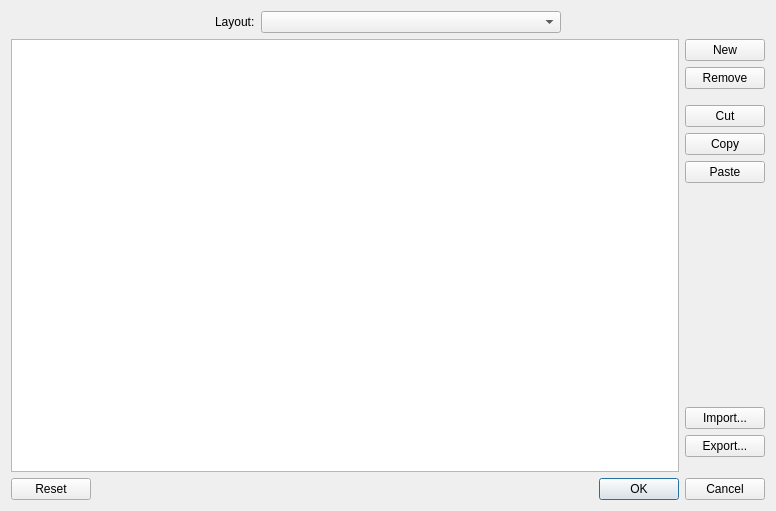
Above: app/settings/viewsdialog/viewsdialog.ui from KDE/latte-dock before the change. Below: the same form after it.
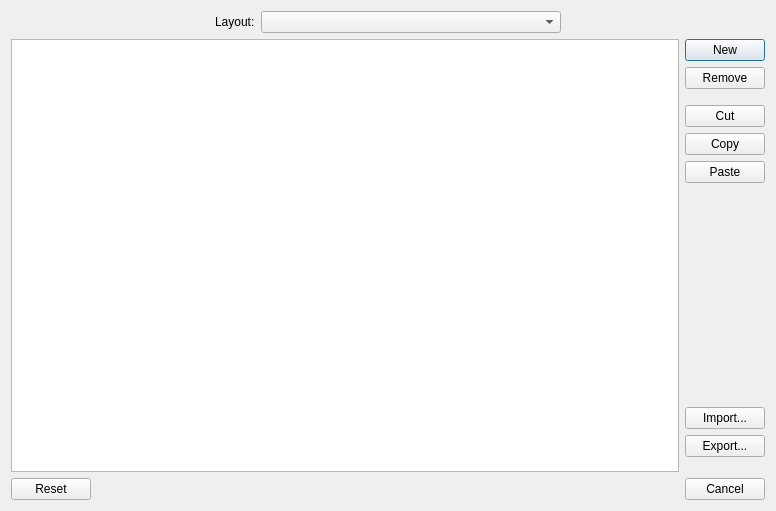
That is the form after the change. Icons and pictures are not drawn. Custom widgets are drawn as their Qt base class.

What changed in the file:
```diff
--- a/app/settings/viewsdialog/viewsdialog.ui
+++ b/app/settings/viewsdialog/viewsdialog.ui
@@ -243,7 +243,7 @@
       <enum>Qt::Horizontal</enum>
      </property>
      <property name="standardButtons">
-      <set>QDialogButtonBox::Cancel|QDialogButtonBox::Ok|QDialogButtonBox::Reset</set>
+      <set>QDialogButtonBox::Cancel|QDialogButtonBox::Reset</set>
      </property>
     </widget>
    </item>
```
